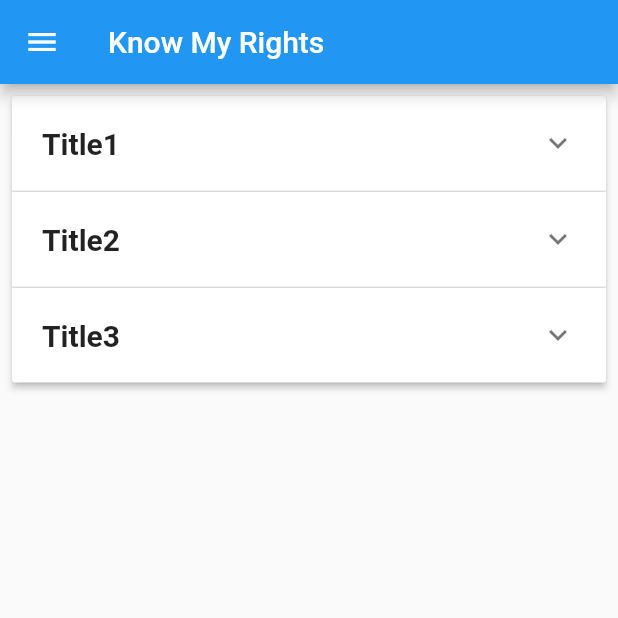
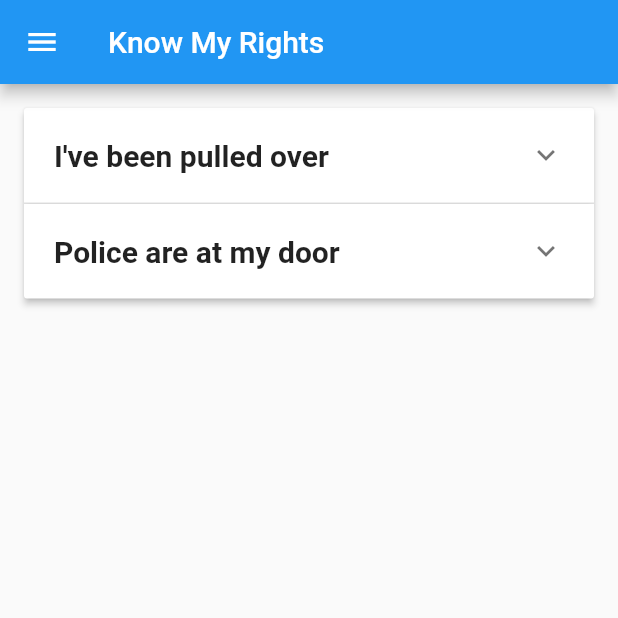
Before and after one commit to lfbettcher/BLM_hackathon, a Flutter app: the MyRights screen opened directly, on a phone screen of 412 x 824 dp, the top half of it. Run offline on Flutter 3.47's test engine with Material 2 defaults, Android fonts, the phone set to English and light mode, and no system bars; our stand-ins replace cloud_firestore, firebase_auth, flutter_spinkit, geolocator, image_picker, percent_indicator; missing offline and left inert: firebase_ml_vision, twilio_flutter; accounts and stored records are empty.

Commit message:
modify know_my_rights to parse json

```diff
--- a/lib/screens/menuActions/know_my_rights/know_my_rights.dart
+++ b/lib/screens/menuActions/know_my_rights/know_my_rights.dart
@@ -7,14 +7,15 @@ import 'package:blmhackathon/services/auth.dart';
 import 'package:provider/provider.dart';
 import 'package:blmhackathon/shared/loading.dart';
 import 'package:blmhackathon/shared/navigationMenu.dart';
+import 'dart:convert'; // for json
 
 class MyRights extends StatefulWidget {
+  static final String rightsJson = '{"rights": [{"title": "I\'ve been pulled over", "body": "\u2022 do this thing"}, {"title": "Police are at my door", "body": "\u2022 do this thing \u2022 do this other thing"}]}';
+  static final List rightsList = jsonDecode(rightsJson)["rights"] as List;
+  final List<Rights> list = rightsList.map((rights) => Rights.fromJson(rights)).toList();
+
   @override
-  _MyRightsState createState() => _MyRightsState([
-    Rights("Title1", "body text", false),
-    Rights("Title2", "body text", false),
-    Rights("Title3", "body text", false),
-  ]);
+  _MyRightsState createState() => _MyRightsState(list);
 }
 
 class _MyRightsState extends State<MyRights> {
@@ -24,7 +25,7 @@ class _MyRightsState extends State<MyRights> {
 
   _onExpansion(int index, bool isExpanded) {
     setState(() {
-      _list[index].expanded = !(_list[index].expanded);
+      _list[index].isExpanded = !(_list[index].isExpanded);
     });
   }
 
@@ -37,10 +38,11 @@ class _MyRightsState extends State<MyRights> {
     for (int i = 0, li = _list.length; i < li; i++) {
       var expansionData = _list[i];
       myRights.add(ExpansionPanel(
+        canTapOnHeader: true,
           headerBuilder: (BuildContext context, bool isExpanded) {
             return Padding(
                 padding: EdgeInsets.all(20.0),
-                child: Text(expansionData._title,
+                child: Text(expansionData.title,
                     style: TextStyle(fontSize: 20.0, fontWeight: FontWeight.bold
                     )
                 )
@@ -48,14 +50,13 @@ class _MyRightsState extends State<MyRights> {
           },
           body: Padding(
               padding: EdgeInsets.all(20.0),
-              child: Text(expansionData._body,
+              child: Text(expansionData.body,
                   style: TextStyle(
                       fontSize: 20.0,
-                      fontStyle: FontStyle.italic
                   )
               )
           ),
-          isExpanded: expansionData._expanded
+          isExpanded: expansionData.isExpanded
       )
       );
     }
@@ -78,9 +79,10 @@ class _MyRightsState extends State<MyRights> {
                 ///body
                 body: SingleChildScrollView(
                     child: Container(
-                      margin: const EdgeInsets.all(8.0),
+                      margin: const EdgeInsets.all(16.0),
                       child: new ExpansionPanelList(
-                          children: myRights, expansionCallback: _onExpansion),
+                          children: myRights, expansionCallback: _onExpansion
+                      ),
                     )
                 )
             );
@@ -93,32 +95,12 @@ class _MyRightsState extends State<MyRights> {
 }
 
 class Rights {
-  String _title, _body;
-  bool _expanded;
+  String title, body;
+  bool isExpanded;
 
-  Rights(this._title, this._body, this._expanded);
+  Rights(this.title, this.body, {this.isExpanded = false});
 
-  @override
-  String toString() {
-    return "Rights(_title: $_title, _body: $_body, _expanded: $_expanded)";
+  factory Rights.fromJson(dynamic json) {
+    return Rights(json["title"] as String, json["body"] as String);
   }
-
-  bool get expanded => _expanded;
-
-  set expanded(bool value) {
-    _expanded = value;
-  }
-
-  get body => _body;
-
-  set body(value) {
-    _body = value;
-  }
-
-  String get title => _title;
-
-  set title(String value) {
-    _title = value;
-  }
-
 }
```
